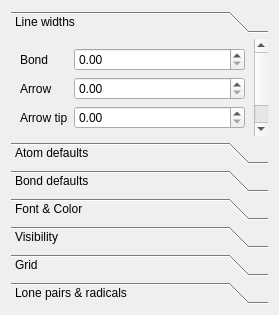
Old version of the form libmolsketch/scenepropertieswidget.ui in the repository timvdm/Molsketch.
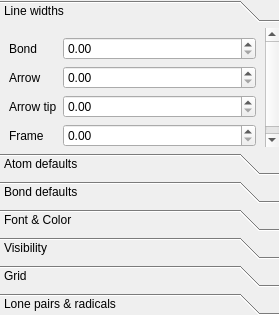
New version of the form. Custom widgets are drawn as their Qt base class.

Commit message: Fix border layout of scene properties widget

```diff
--- a/libmolsketch/scenepropertieswidget.ui
+++ b/libmolsketch/scenepropertieswidget.ui
@@ -11,6 +11,21 @@
    </rect>
   </property>
   <layout class="QVBoxLayout" name="verticalLayout">
+   <property name="spacing">
+    <number>0</number>
+   </property>
+   <property name="leftMargin">
+    <number>0</number>
+   </property>
+   <property name="topMargin">
+    <number>0</number>
+   </property>
+   <property name="rightMargin">
+    <number>0</number>
+   </property>
+   <property name="bottomMargin">
+    <number>0</number>
+   </property>
    <item>
     <widget class="QToolBox" name="toolBox">
      <property name="currentIndex">
@@ -20,8 +35,8 @@
       <property name="geometry">
        <rect>
         <x>0</x>
-        <y>-20</y>
-        <width>247</width>
+        <y>0</y>
+        <width>265</width>
         <height>128</height>
        </rect>
       </property>
```
Left out of the diff: 22 changed lines with no effect on the pictures.
